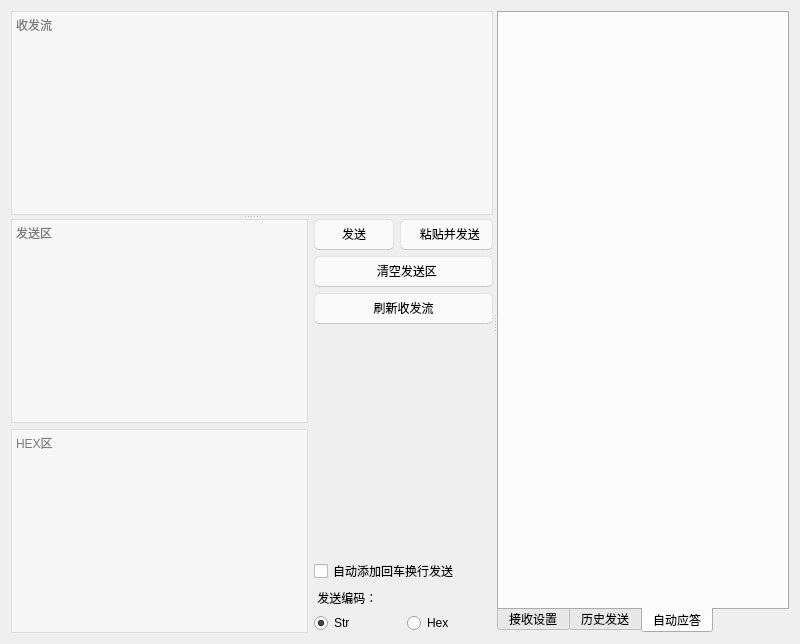
The window that components/ComTool/comtool.ui (xutongxin1/WirelessMonitor) describes before a commit, drawn with Qt 5.
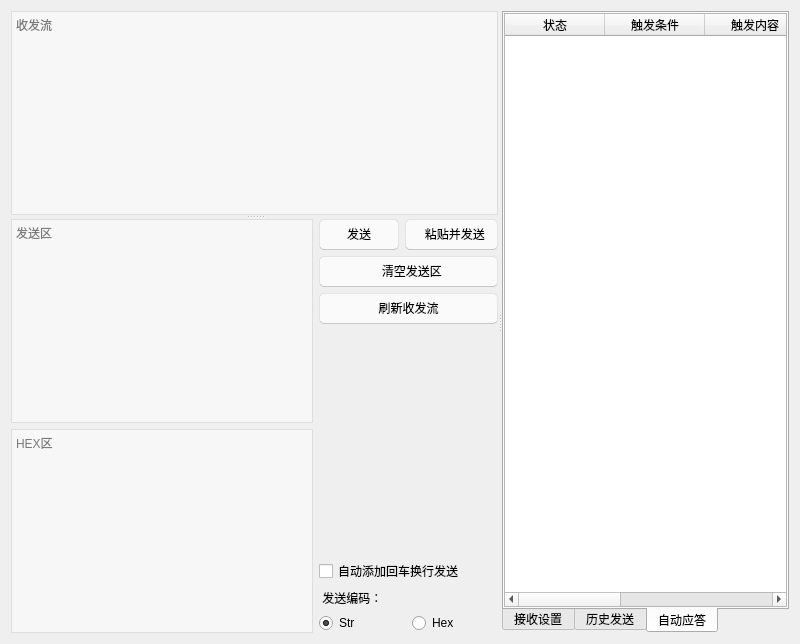
The same window after the commit. The open tabs and pages were chosen to show the change. Custom widgets are drawn as their Qt base class.

Commit message:
feat：新增了Dialog继承类RepeaterDialog，新增AutoReplyDialog对话框
feat：新增了Dialog继承类RepeaterDialog
feat：新增AutoReplyDialog对话框
feat：修正了一些不和谐的UI布局问题

What changed in the file:
```diff
--- a/components/ComTool/comtool.ui
+++ b/components/ComTool/comtool.ui
@@ -16,8 +16,8 @@
     <verstretch>4</verstretch>
    </sizepolicy>
   </property>
-  <layout class="QHBoxLayout" name="horizontalLayout_6">
-   <item>
+  <layout class="QGridLayout" name="gridLayout">
+   <item row="0" column="0">
     <widget class="QSplitter" name="splitter_2">
      <property name="orientation">
       <enum>Qt::Horizontal</enum>
@@ -387,7 +387,7 @@
       <property name="styleSheet">
        <string notr="true"/>
       </property>
-      <layout class="QVBoxLayout" name="verticalLayout">
+      <layout class="QHBoxLayout" name="horizontalLayout_2">
        <property name="leftMargin">
         <number>0</number>
        </property>
@@ -409,13 +409,28 @@
           <enum>QTabWidget::South</enum>
          </property>
          <property name="currentIndex">
-          <number>0</number>
+          <number>2</number>
          </property>
          <widget class="QWidget" name="RecieveSetting">
           <attribute name="title">
            <string>接收设置</string>
           </attribute>
           <layout class="QVBoxLayout" name="verticalLayout_3">
+           <property name="spacing">
+            <number>0</number>
+           </property>
+           <property name="leftMargin">
+            <number>0</number>
+           </property>
+           <property name="topMargin">
+            <number>0</number>
+           </property>
+           <property name="rightMargin">
+            <number>0</number>
+           </property>
+           <property name="bottomMargin">
+            <number>0</number>
+           </property>
            <item>
             <widget class="QLabel" name="label_2">
              <property name="text">
@@ -891,6 +906,55 @@
           <attribute name="title">
            <string>自动应答</string>
           </attribute>
+          <layout class="QVBoxLayout" name="verticalLayout">
+           <property name="spacing">
+            <number>0</number>
+           </property>
+           <property name="leftMargin">
+            <number>0</number>
+           </property>
+           <property name="topMargin">
+            <number>0</number>
+           </property>
+           <property name="rightMargin">
+            <number>0</number>
+           </property>
+           <property name="bottomMargin">
+            <number>0</number>
+           </property>
+           <item>
+            <widget class="QTableWidget" name="historyTable_2">
+             <property name="selectionBehavior">
+              <enum>QAbstractItemView::SelectRows</enum>
+             </property>
+             <column>
+              <property name="text">
+               <string>状态</string>
+              </property>
+             </column>
+             <column>
+              <property name="text">
+               <string>触发条件</string>
+              </property>
+             </column>
+             <column>
+              <property name="text">
+               <string>触发内容</string>
+              </property>
+             </column>
+             <column>
+              <property name="text">
+               <string>发送内容</string>
+              </property>
+             </column>
+             <column>
+              <property name="text">
+               <string>触发次数</string>
+              </property>
+             </column>
+            </widget>
+           </item>
+          </layout>
          </widget>
         </widget>
        </item>
```
The commit also changes 6 other files.
